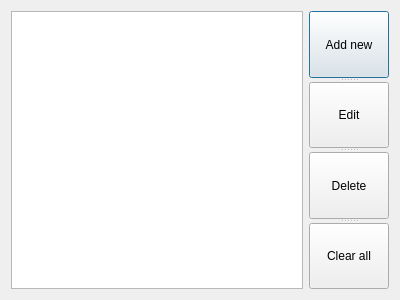
The window that chap02/AddressBook/listdialog.ui (Ahumbawapa/FoundationsOfQtDev) describes before a commit, drawn with Qt 5.
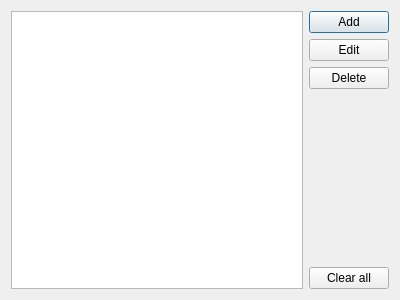
The same window after the commit.

Patch:
```diff
--- a/chap02/AddressBook/listdialog.ui
+++ b/chap02/AddressBook/listdialog.ui
@@ -18,31 +18,49 @@
     <widget class="QListWidget" name="list"/>
    </item>
    <item row="0" column="1">
-    <widget class="QSplitter" name="splitter">
-     <property name="orientation">
-      <enum>Qt::Vertical</enum>
-     </property>
-     <widget class="QPushButton" name="addButton">
+    <layout class="QVBoxLayout" name="verticalLayout">
+     <item>
+      <widget class="QPushButton" name="pushButtonAdd">
       <property name="text">
-       <string>Add new</string>
-      </property>
-     </widget>
-     <widget class="QPushButton" name="editButton">
+        <string>Add</string>
+       </property>
+      </widget>
+     </item>
+     <item>
+      <widget class="QPushButton" name="pushButtonEdit">
       <property name="text">
        <string>Edit</string>
       </property>
      </widget>
-     <widget class="QPushButton" name="deleteButton">
+     </item>
+     <item>
+      <widget class="QPushButton" name="pushButtonDelete">
       <property name="text">
        <string>Delete</string>
       </property>
      </widget>
-     <widget class="QPushButton" name="clearButton">
+     </item>
+     <item>
+      <spacer name="verticalSpacer">
+       <property name="orientation">
+        <enum>Qt::Vertical</enum>
+       </property>
+       <property name="sizeHint" stdset="0">
+        <size>
+         <width>20</width>
+         <height>40</height>
+        </size>
+       </property>
+      </spacer>
+     </item>
+     <item>
+      <widget class="QPushButton" name="pushButtonClear">
       <property name="text">
        <string>Clear all</string>
       </property>
      </widget>
-    </widget>
+     </item>
+    </layout>
    </item>
   </layout>
  </widget>
```
Left out of the diff: 20 changed lines with no effect on the pictures. Lines whose indentation alone changed are shown as unchanged.
